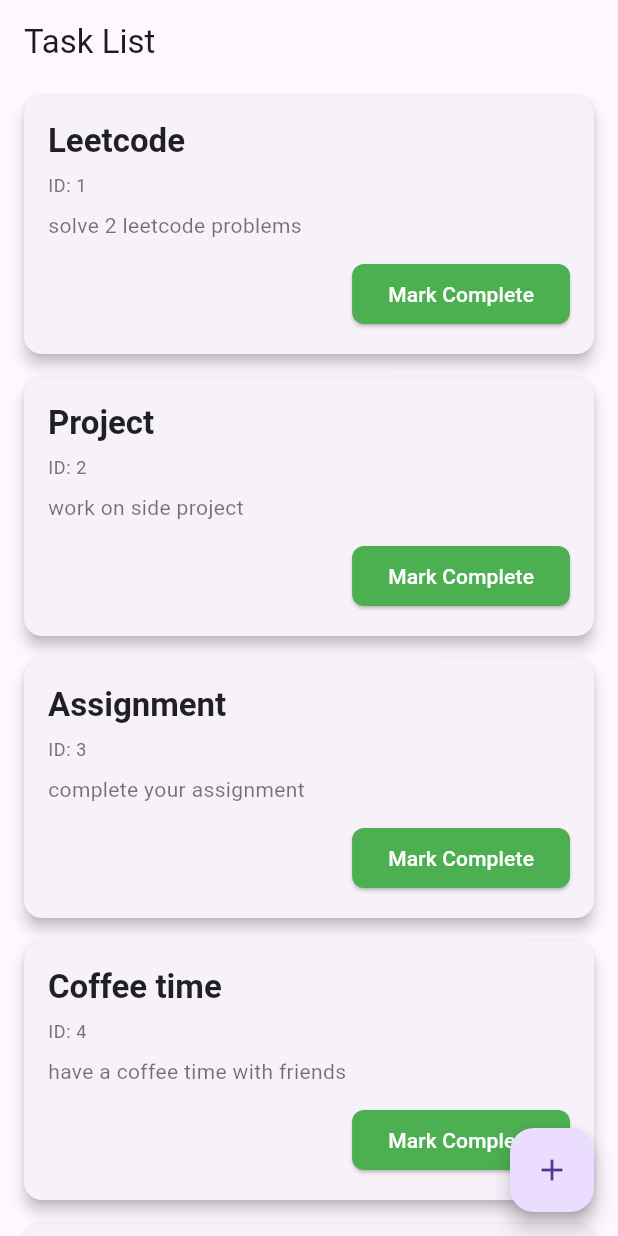
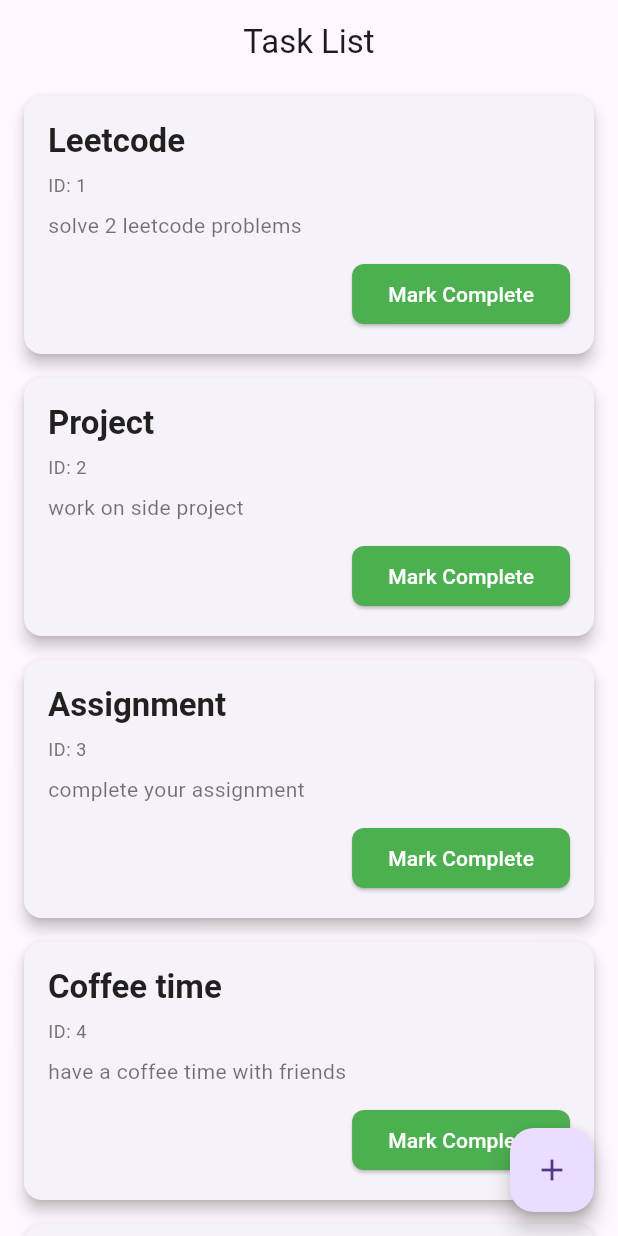
Before and after one commit to yeab-dev/kuraztech_test, a Flutter app: the screen it shows after launch, on a phone screen of 412 x 824 dp. Run offline on Flutter 3.47's test engine with Material 3 defaults, Android fonts, the phone set to English and light mode, and no system bars.

Commit message:
feat: add an appbar and a home page

```diff
--- a/lib/main.dart
+++ b/lib/main.dart
@@ -10,10 +10,10 @@ class MainApp extends StatelessWidget {
 
   @override
   Widget build(BuildContext context) {
-    return const MaterialApp(
-      home: Scaffold(
-        body: SafeArea(child: Center(child: Home())),
-      ),
+    return MaterialApp(
+      title: 'Task Manager',
+      theme: ThemeData(primarySwatch: Colors.blue, useMaterial3: true),
+      home: const Home(),
     );
   }
 }
--- a/lib/presentation/pages/home.dart
+++ b/lib/presentation/pages/home.dart
@@ -131,7 +131,7 @@ class _HomeState extends State<Home> {
   @override
   Widget build(BuildContext context) {
     return Scaffold(
-      appBar: AppBar(title: const Text('Task List')),
+      appBar: AppBar(title: const Text('Task List'), centerTitle: true),
       body: tasks.isEmpty
           ? const Center(child: Text('No tasks available. Add a new task!'))
           : ListView(
```
